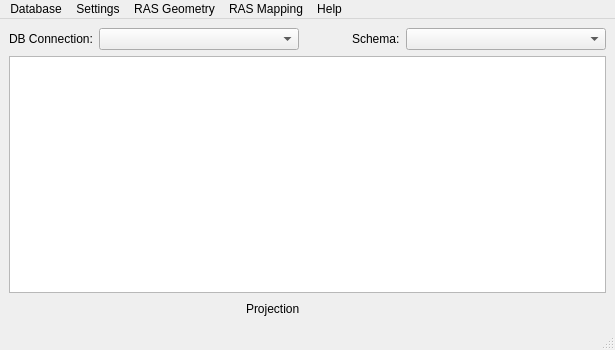
Above: rivergis/ui/ui_rivergis.ui from erpas/rgis before the change. Below: the same form after it.
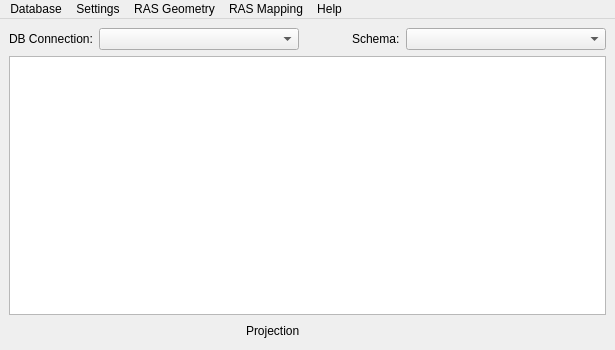
That is the form after the change. Icons and pictures are not drawn. Custom widgets are drawn as their Qt base class.

What changed in the file:
```diff
--- a/rivergis/ui/ui_rivergis.ui
+++ b/rivergis/ui/ui_rivergis.ui
@@ -274,7 +274,6 @@
    <addaction name="menuRASMapping"/>
    <addaction name="menuHelp"/>
   </widget>
-  <widget class="QStatusBar" name="statusbar"/>
   <action name="actionCreate2dAreaPerimeter">
    <property name="icon">
     <iconset>
```
Left out of the diff: 19 changed lines with no effect on the pictures.
